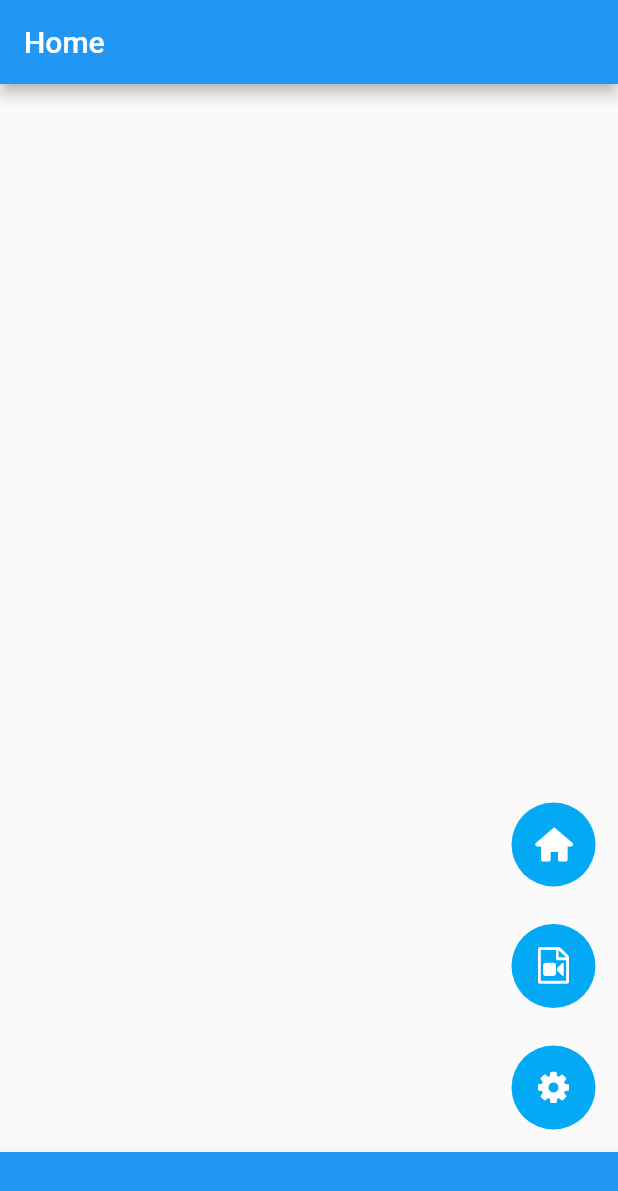
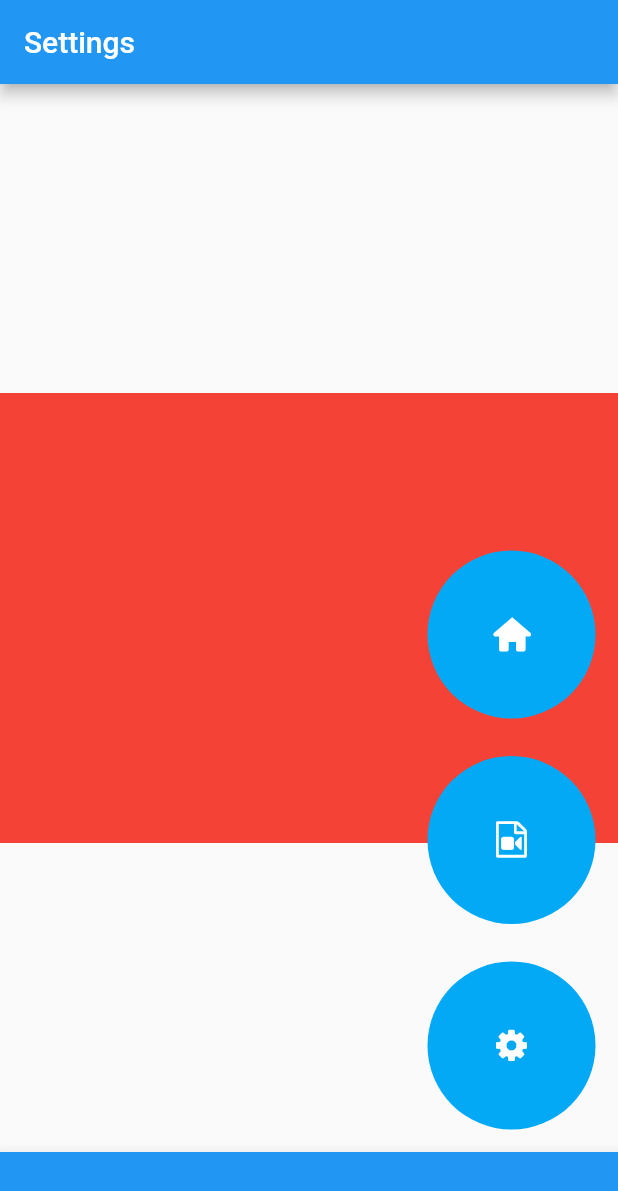
Before and after one commit to BigDeeEss/dash_cam_app, a Flutter app: the screen it shows after launch, on a phone screen of 412 x 824 dp. Shown: the top 1191 px of the screen. Run offline on Flutter 3.47's test engine with Material 2 defaults, Android fonts, the phone set to English and light mode, and no system bars.

Commit message:
Fix problem with Button class.
The previous commit showed the button decoration associated with the Ink class moving across the screen in sync with the button icon but behind eveything that was displayed.

This commit uses keys and the CircularAvatar class in place of the Ink class to solve the above problem. At this point it is not know which solves the issue.

```diff
--- a/lib/base_page.dart
+++ b/lib/base_page.dart
@@ -63,7 +63,16 @@ class _BasePageState extends State<BasePage> {
       //  An animated linear array of buttons.
       body: Stack(
         children: <Widget>[
-          ButtonArray(animation: widget.animation),
+          widget.pageSpec.contents,
+          ButtonArray(animation: widget.animation, key: UniqueKey()),
+          // Center(
+          //   child: Container(
+          //     margin: const EdgeInsets.all(10.0),
+          //     color: Colors.red,
+          //     height: 10,
+          //     width: 10,
+          //   ),
+          // ),
         ],
       ),
     );
--- a/lib/button.dart
+++ b/lib/button.dart
@@ -21,23 +21,37 @@ class Button extends StatelessWidget {
         padding: (AppSettings.buttonAlignment.y < 0)
             ? AppSettings.buttonPaddingDown
             : AppSettings.buttonPaddingUp,
-        child: Container(
-          child: SizedBox(
-            height: this.buttonSpec.size,
-            width: this.buttonSpec.size,
-            child: Ink(
-              decoration: const ShapeDecoration(
-                color: Colors.lightBlue,
-                shape: CircleBorder(),
-              ),
-              child: IconButton(
-                icon: this.buttonSpec.icon,
-                color: Colors.white,
-                onPressed: () => this.buttonSpec.onPressed(context),
-              ),
-            ),
+        child: CircleAvatar(
+          radius: this.buttonSpec.size,
+          backgroundColor: Colors.lightBlue,
+          child: IconButton(
+            key: UniqueKey(),
+            icon: this.buttonSpec.icon,
+            color: Colors.white,
+            onPressed: () => this.buttonSpec.onPressed(context),
           ),
         ),
+        // child: Container(
+        //   key: UniqueKey(),
+        //   child: SizedBox(
+        //     key: UniqueKey(),
+        //     height: this.buttonSpec.size,
+        //     width: this.buttonSpec.size,
+        //     child: Ink(
+        //       key: UniqueKey(),
+        //       decoration: const ShapeDecoration(
+        //         color: Colors.lightBlue,
+        //         shape: CircleBorder(),
+        //       ),
+        //       child: IconButton(
+        //         key: UniqueKey(),
+        //         icon: this.buttonSpec.icon,
+        //         color: Colors.white,
+        //         onPressed: () => this.buttonSpec.onPressed(context),
+        //       ),
+        //     ),
+        //   ),
+        // ),
       );
   }
 }
--- a/lib/button_array.dart
+++ b/lib/button_array.dart
@@ -119,6 +119,7 @@ class _ButtonArrayState extends State<ButtonArray> {
               ),
               child: Button(
                 buttonSpec: buttonSpecList[i],
+                key: UniqueKey()
               ),
             ),
           ),
@@ -143,7 +144,6 @@ class _ButtonArrayState extends State<ButtonArray> {
       //  Specs provided by AppSettings.
       child: Align(
         alignment: AppSettings.buttonAlignment,
-        // child: Column(
         child: Flex(
           direction: AppSettings.buttonAxis,
           textDirection: (AppSettings.buttonAlignment.x < 0)
--- a/lib/main.dart
+++ b/lib/main.dart
@@ -19,7 +19,8 @@ class DashCamApp extends StatelessWidget {
     return MaterialApp(
       title: 'DashCamApp',
       home: BasePage(
-        pageSpec: homePage,
+        // pageSpec: homePage,
+        pageSpec: settingsPage,
       ),
     );
   }
--- a/lib/page_specs.dart
+++ b/lib/page_specs.dart
@@ -1,24 +1,36 @@
+//  Import flutter packages.
+import 'package:flutter/material.dart';
+
+// Import project-specific files.
+import 'package:dash_cam_app/settings_page_contents.dart';
 
 class PageSpec {
   const PageSpec({
     required this.title,
+    required this.contents,
   });
 
-  //  Page [title].
+  /// Page [title].
   final String title;
+
+  /// Page [contents].
+  final Widget contents;
 }
 
 //  Home page button specs.
 PageSpec homePage = PageSpec(
   title: 'Home',
+  contents: Container(),
 );
 
 //  Home page button specs.
 PageSpec filesPage = PageSpec(
   title: 'Files',
+  contents: Container(),
 );
 
 //  Home page button specs.
 PageSpec settingsPage = PageSpec(
   title: 'Settings',
+  contents: SettingsPageContents(key: UniqueKey())
 );
--- /dev/null
+++ b/lib/settings_page_contents.dart
@@ -0,0 +1,17 @@
+//  Import flutter packages.
+import 'package:flutter/material.dart';
+
+class SettingsPageContents extends StatelessWidget {
+  const SettingsPageContents({Key? key}) : super(key: key);
+
+  @override
+  Widget build(BuildContext context) {
+    return Center(
+      child: Container(
+        width: 600,
+        height: 300,
+        color: Colors.red,
+      ),
+    );
+  }
+}
```
Also changed, not shown: lib/settings_page.dart (deleted).
